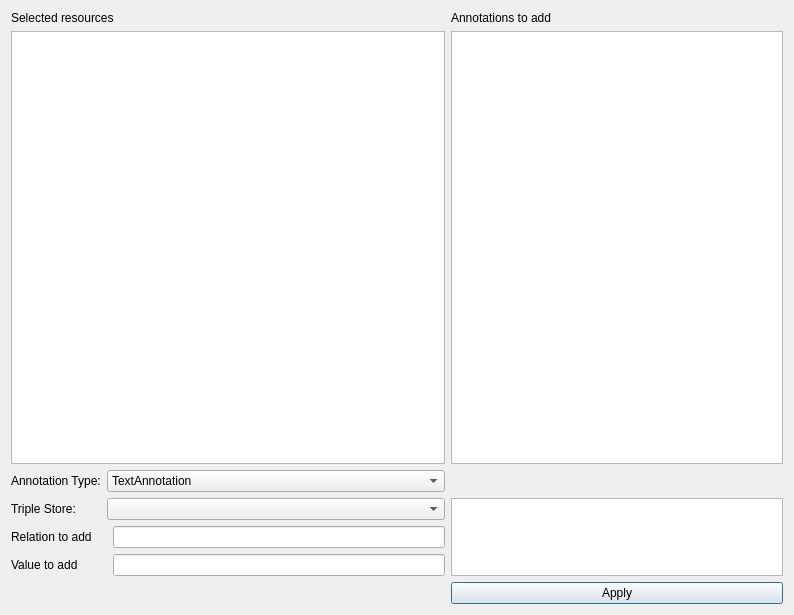
situx/geowebannotation, file dialogs/ui/annotationdialog.ui: the form before one commit.
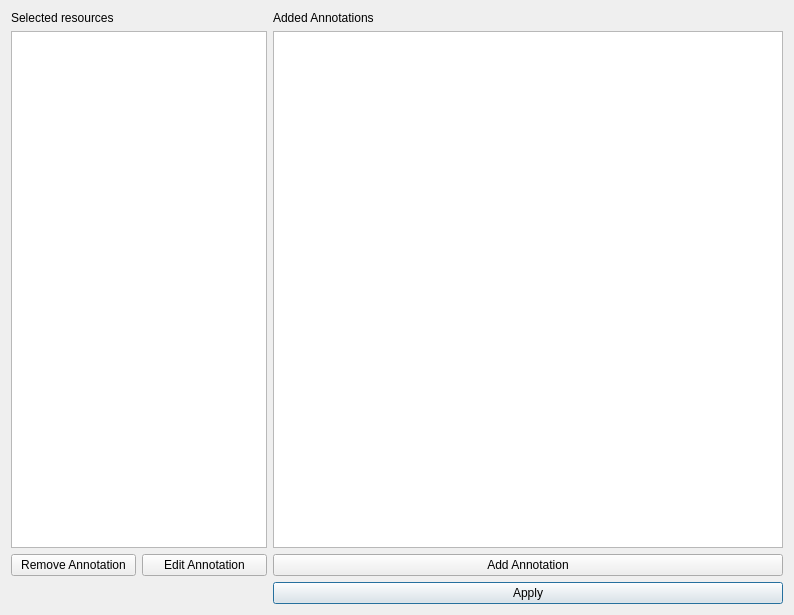
The form after the commit.

Patch:
```diff
--- a/dialogs/ui/annotationdialog.ui
+++ b/dialogs/ui/annotationdialog.ui
@@ -14,97 +14,54 @@
    <string>Annotation Dialog</string>
   </property>
   <layout class="QGridLayout" name="gridLayout">
-   <item row="0" column="0" colspan="3">
-    <widget class="QLabel" name="selectedResourcesLabel">
-     <property name="text">
-      <string>Selected resources</string>
-     </property>
-    </widget>
-   </item>
-   <item row="0" column="3">
+   <item row="0" column="2">
     <widget class="QLabel" name="annotationsToAddLabel">
      <property name="text">
-      <string>Annotations to add</string>
+      <string>Added Annotations</string>
      </property>
     </widget>
    </item>
-   <item row="1" column="0" colspan="3">
+   <item row="1" column="0" colspan="2">
     <widget class="QListView" name="selectionListView"/>
    </item>
-   <item row="1" column="3">
-    <widget class="QListView" name="annotationListView"/>
-   </item>
-   <item row="2" column="0">
-    <widget class="QLabel" name="annotationTypeLabel">
-     <property name="text">
-      <string>Annotation Type:</string>
-     </property>
-    </widget>
-   </item>
-   <item row="2" column="1" colspan="2">
-    <widget class="QComboBox" name="annotationTypeCBox">
-     <item>
-      <property name="text">
-       <string>TextAnnotation</string>
-      </property>
-     </item>
-     <item>
-      <property name="text">
-       <string>ExternalResource</string>
-      </property>
-     </item>
-     <item>
-      <property name="text">
-       <string>ExternalResourceSegment</string>
-      </property>
-     </item>
-     <item>
-      <property name="text">
-       <string>Semantic Web</string>
-      </property>
-     </item>
-    </widget>
-   </item>
-   <item row="3" column="0">
-    <widget class="QLabel" name="tripleStoreLabel">
-     <property name="text">
-      <string>Triple Store:</string>
-     </property>
-    </widget>
-   </item>
-   <item row="3" column="1" colspan="2">
-    <widget class="QComboBox" name="tripleStoreCBox"/>
-   </item>
-   <item row="3" column="3" rowspan="3">
-    <widget class="QPlainTextEdit" name="textAnnotationEdit"/>
-   </item>
-   <item row="4" column="0" colspan="2">
-    <widget class="QLabel" name="relationToAddLabel">
-     <property name="text">
-      <string>Relation to add</string>
-     </property>
-    </widget>
-   </item>
-   <item row="4" column="2">
-    <widget class="QLineEdit" name="relationToAddLineEdit"/>
-   </item>
-   <item row="5" column="0" colspan="2">
-    <widget class="QLabel" name="valueToAddLabel">
-     <property name="text">
-      <string>Value to add</string>
-     </property>
-    </widget>
-   </item>
-   <item row="5" column="2">
-    <widget class="QLineEdit" name="valueToAddLineEdit"/>
-   </item>
-   <item row="6" column="3">
+   <item row="3" column="2">
     <widget class="QPushButton" name="applyButton">
      <property name="text">
       <string>Apply</string>
      </property>
     </widget>
    </item>
+   <item row="1" column="2">
+    <widget class="QListView" name="annotationListView"/>
+   </item>
+   <item row="0" column="0" colspan="2">
+    <widget class="QLabel" name="selectedResourcesLabel">
+     <property name="text">
+      <string>Selected resources</string>
+     </property>
+    </widget>
+   </item>
+   <item row="2" column="2">
+    <widget class="QPushButton" name="addAnnotation">
+     <property name="text">
+      <string>Add Annotation</string>
+     </property>
+    </widget>
+   </item>
+   <item row="2" column="1">
+    <widget class="QPushButton" name="editAnnotation">
+     <property name="text">
+      <string>Edit Annotation</string>
+     </property>
+    </widget>
+   </item>
+   <item row="2" column="0">
+    <widget class="QPushButton" name="removeAnnotation">
+     <property name="text">
+      <string>Remove Annotation</string>
+     </property>
+    </widget>
+   </item>
   </layout>
  </widget>
  <resources/>
```
